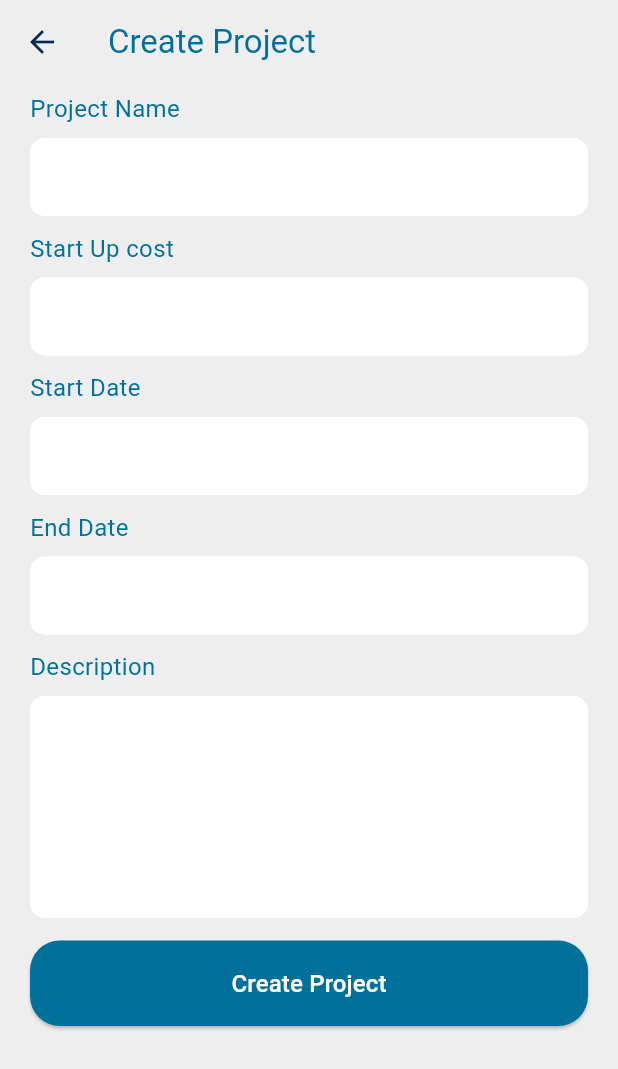
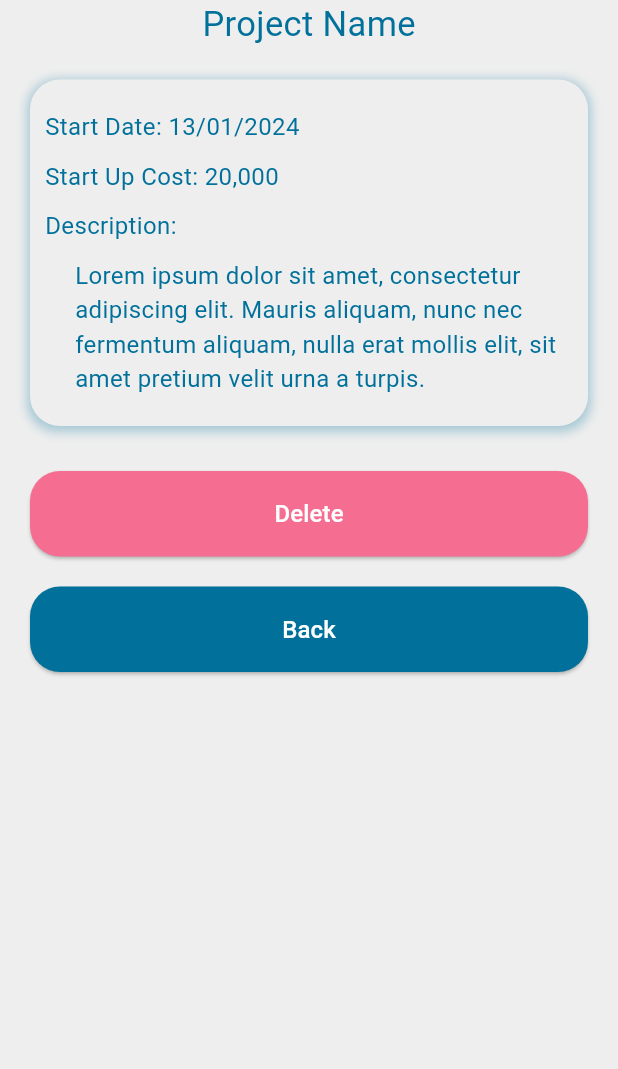
Before and after one commit to gaddie/project_manager, a Flutter app: the screen it shows after launch, after a tap on "Project 1", on a phone screen of 412 x 824 dp. Shown: the top 1069 px of the screen. Run offline on Flutter 3.47's test engine with Material 3 defaults, Android fonts, the phone set to English and light mode, and no system bars; drawn by our look-alikes of delayed_display; our stand-ins replace fl_chart.

Commit message:
adding project details screen

```diff
--- a/lib/ChartPage.dart
+++ b/lib/ChartPage.dart
@@ -41,7 +41,7 @@ class _ChartsPageState extends State<ChartsPage> {
                   MyLineChart(),
                   CustomButton(
                     txtColor: kLightColor,
-                    bgColor: kDarkColor,
+                    bgColor: kBottomAppColor,
                     callBackFunction: () {
                       setState(() {
                         Navigator.pop(context);
--- a/lib/CreateProject.dart
+++ b/lib/CreateProject.dart
@@ -34,8 +34,12 @@ class _CreateProjectState extends State<CreateProject> {
           },
         ),
       ),
-      body: ListView(children: [
-        DelayedDisplay(
+      body: OrientationBuilder(
+        builder: (context, orientation) {
+          return SingleChildScrollView(
+            child: Container(
+              padding: EdgeInsets.symmetric(vertical: 20, horizontal: 10),
+              child: DelayedDisplay(
                 delay: Duration(microseconds: 200),
                 child: Column(
                   crossAxisAlignment: CrossAxisAlignment.stretch,
@@ -58,7 +62,10 @@ class _CreateProjectState extends State<CreateProject> {
                   ],
                 ),
               ),
-      ]),
+            ),
+          );
+        },
+      ),
     );
   }
 }
--- a/lib/HomePage.dart
+++ b/lib/HomePage.dart
@@ -6,6 +6,7 @@ import 'package:project_manager/ReportsPage.dart';
 import 'package:project_manager/ReusableCard.dart';
 import 'package:project_manager/ExpenseTracking.dart';
 import 'package:project_manager/ReusableContainer.dart';
+import 'package:project_manager/ProjectDetails.dart';
 
 class HomePage extends StatefulWidget {
   @override
@@ -162,6 +163,9 @@ class _HomePageState extends State<HomePage> {
                           },
                         ),
                       ),
+                      SizedBox(
+                        width: 15,
+                      )
                       // Add more containers or widgets as needed
                     ],
                   ),
@@ -196,17 +200,17 @@ class _HomePageState extends State<HomePage> {
               ReusableContainer(
                   label: 'Project 1',
                   onButtonPressed: () {
-                    return CreateProject();
+                    return ProjectDetails();
                   }),
               ReusableContainer(
                   label: 'Project 2',
                   onButtonPressed: () {
-                    return CreateProject();
+                    return ProjectDetails();
                   }),
               ReusableContainer(
                   label: 'Project 3',
                   onButtonPressed: () {
-                    return CreateProject();
+                    return ProjectDetails();
                   }),
             ],
           ),
--- /dev/null
+++ b/lib/ProjectDetails.dart
@@ -0,0 +1,123 @@
+import 'package:flutter/material.dart';
+import 'package:project_manager/Constants.dart';
+import 'package:delayed_display/delayed_display.dart';
+import 'package:project_manager/CustomButton.dart';
+
+class ProjectDetails extends StatefulWidget {
+  const ProjectDetails({Key? key}) : super(key: key);
+
+  @override
+  State<ProjectDetails> createState() => _ProjectDetailsState();
+}
+
+class _ProjectDetailsState extends State<ProjectDetails> {
+  @override
+  Widget build(BuildContext context) {
+    return Scaffold(
+      backgroundColor: kBgLightColor,
+      body: SafeArea(
+        child: DelayedDisplay(
+          delay: Duration(microseconds: 200),
+          child: Column(
+            crossAxisAlignment: CrossAxisAlignment.stretch,
+            children: [
+              Center(
+                child: Text(
+                  'Project Name',
+                  style: TextStyle(
+                    fontSize: kTitleFontSize,
+                    color: kBottomAppColor,
+                  ),
+                ),
+              ),
+              Padding(
+                padding: EdgeInsets.symmetric(horizontal: 20, vertical: 20),
+                child: Container(
+                  decoration: BoxDecoration(
+                    color: kBgLightColor,
+                    borderRadius: BorderRadius.circular(
+                        20), // Optionally, set border radius for rounded corners
+                    boxShadow: [
+                      BoxShadow(
+                        color: kBottomAppColor.withOpacity(
+                            0.3), // Set shadow color with 30% opacity
+                        spreadRadius: 2,
+                        blurRadius: 5,
+                        offset: Offset(0, 2), // Set shadow offset
+                      ),
+                    ],
+                  ),
+                  child: Padding(
+                    padding: EdgeInsets.symmetric(horizontal: 10, vertical: 20),
+                    child: Column(
+                      crossAxisAlignment: CrossAxisAlignment.start,
+                      children: [
+                        Text(
+                          'Start Date: 13/01/2024',
+                          style: TextStyle(
+                            fontSize: kNormalFontSize,
+                            color: kBottomAppColor,
+                          ),
+                        ),
+                        SizedBox(
+                          height: 10,
+                        ),
+                        Text(
+                          'Start Up Cost: 20,000',
+                          style: TextStyle(
+                            fontSize: kNormalFontSize,
+                            color: kBottomAppColor,
+                          ),
+                        ),
+                        SizedBox(
+                          height: 10,
+                        ),
+                        Text(
+                          'Description:',
+                          style: TextStyle(
+                            fontSize: kNormalFontSize,
+                            color: kBottomAppColor,
+                          ),
+                        ),
+                        Padding(
+                          padding: EdgeInsets.only(left: 20, top: 10),
+                          child: Text(
+                            'Lorem ipsum dolor sit amet, consectetur adipiscing elit. Mauris aliquam, nunc nec fermentum aliquam, nulla erat mollis elit, sit amet pretium velit urna a turpis.',
+                            style: TextStyle(
+                              fontSize: kNormalFontSize,
+                              color: kBottomAppColor,
+                            ),
+                          ),
+                        ),
+                      ],
+                    ),
+                  ),
+                ),
+              ),
+              CustomButton(
+                txtColor: kLightColor,
+                bgColor: kRedColor,
+                callBackFunction: () {
+                  setState(() {
+                    Navigator.pop(context);
+                  });
+                },
+                label: 'Delete',
+              ),
+              CustomButton(
+                txtColor: kLightColor,
+                bgColor: kBottomAppColor,
+                callBackFunction: () {
+                  setState(() {
+                    Navigator.pop(context);
+                  });
+                },
+                label: 'Back',
+              ),
+            ],
+          ),
+        ),
+      ),
+    );
+  }
+}
```
Lines whose indentation alone changed are shown as unchanged.
